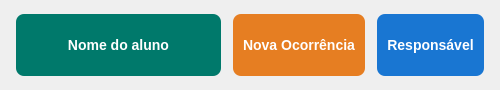
This is App/view/ui/studentCard.ui in Caiquef80/Gerenciamento-Escolar as Qt 5 draws it before an edit. The edited form follows.
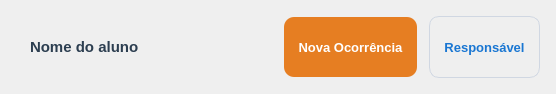
This is the edited form. Icons and pictures are not drawn.

```diff
--- a/App/view/ui/studentCard.ui
+++ b/App/view/ui/studentCard.ui
@@ -6,8 +6,8 @@
    <rect>
     <x>0</x>
     <y>0</y>
-    <width>500</width>
-    <height>90</height>
+    <width>556</width>
+    <height>94</height>
    </rect>
   </property>
   <property name="minimumSize">
@@ -18,8 +18,8 @@
   </property>
   <property name="maximumSize">
    <size>
-    <width>16777215</width>
-    <height>90</height>
+    <width>659</width>
+    <height>16777215</height>
    </size>
   </property>
   <property name="windowTitle">
@@ -30,35 +30,20 @@
     <normaloff>imagens/68045.png</normaloff>imagens/68045.png</iconset>
   </property>
   <property name="styleSheet">
-   <string notr="true">
-QFrame {
-    background-color: #f0f4f8;
+   <string notr="true">QPushButton {
     border-radius: 10px;
-    border: 1px solid #c1c7d0;
-    padding: 15px;
-}
-
-QPushButton {
-    background-color: #2980b9;
-    color: white;
-    border-radius: 8px;
-    padding: 10px;
-    border: none;
-    font-size: 14px;
-    font-weight: bold;
-    min-height: 42px;
-}
-
-QPushButton:hover {
-    background-color: #1f6391;
-}
-
-QPushButton:pressed {
-    background-color: #154360;
+    padding: 10px 14px;
+    font-size: 13px;
+    font-weight: 600;
+    min-height: 40px;
 }
 
 QPushButton#studentName {
-    background-color: #00796B;
+    background-color: transparent;
+    color: #2c3e50;
+    text-align: left;
+    font-size: 15px;
+    font-weight: 700;
 }
 
 QPushButton#studentName:hover {
@@ -67,20 +52,30 @@
 
 QPushButton#newReport {
     background-color: #E67E22;
+    color: white;
 }
 
 QPushButton#newReport:hover {
-    background-color: #D35400;
+    background-color: #cf711f;
+}
+
+QPushButton#newReport:pressed {
+    background-color: #a85a17;
 }
 
 QPushButton#parentInfo {
-    background-color: #1976D2;
+    background-color: transparent;
+    color: #1976D2;
+    border: 1px solid #d0d7e2;
 }
 
 QPushButton#parentInfo:hover {
     background-color: #1565C0;
 }
-   </string>
+QPushButton:hover {
+    border: 1px solid #cfd8e3;
+}
+</string>
   </property>
   <layout class="QHBoxLayout" name="horizontalLayout" stretch="3,1,1">
    <property name="spacing">
@@ -130,6 +125,15 @@
        <height>26</height>
       </size>
      </property>
+     <property name="checkable">
+      <bool>false</bool>
+     </property>
+     <property name="autoRepeat">
+      <bool>false</bool>
+     </property>
+     <property name="autoExclusive">
+      <bool>false</bool>
+     </property>
     </widget>
    </item>
    <item>
```
Left out of the diff: 11 changed lines with no effect on the pictures.
